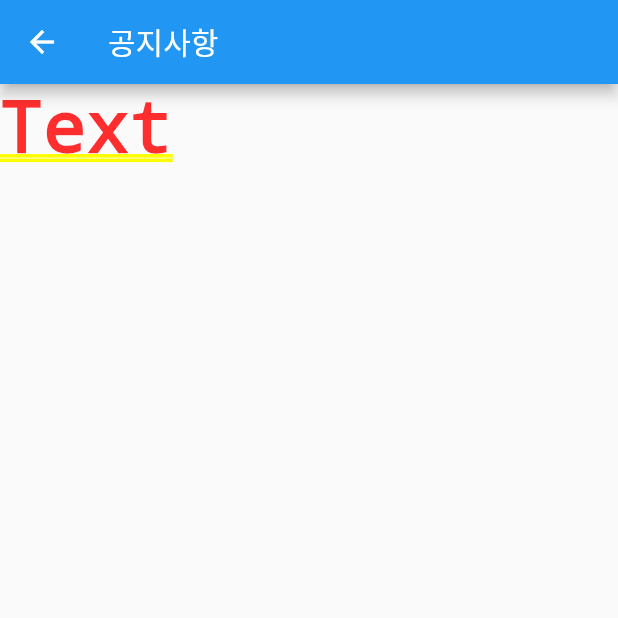
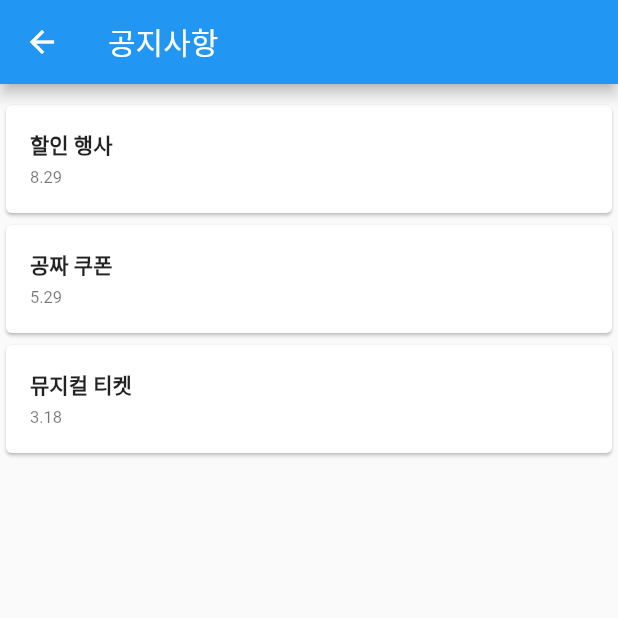
Before and after one commit to yunsuhan0107/bundle-eats, a Flutter app: the AnnouncementPage screen opened directly, on a phone screen of 412 x 824 dp, the top half of it. Run offline on Flutter 3.47's test engine with Material 2 defaults, Android fonts, the phone set to English and light mode, and no system bars; our stand-ins replace babstrap_settings_screen, flutter_svg; missing offline and left inert: list_tile_switch, shared_preferences_web.

Commit message:
fixed minor stuffs and added layouts to gongji and events

```diff
--- a/lib/screens/settings/announcements.dart
+++ b/lib/screens/settings/announcements.dart
@@ -1,12 +1,66 @@
+// ignore_for_file: prefer_const_constructors, unnecessary_new
+
 import 'package:flutter/material.dart';
 
+class AnnounceInfo {
+  //--- Name Of Event
+  final String name;
+  //--- data
+  final String date;
+
+  AnnounceInfo({required this.name, required this.date});
+
+  static List<AnnounceInfo> allAnnounce() {
+    // ignore: deprecated_member_use
+    var lstOfAnnounce = <AnnounceInfo>[];
+
+    lstOfAnnounce.add(AnnounceInfo(name: "할인 행사", date: "8.29"));
+    lstOfAnnounce.add(AnnounceInfo(name: "공짜 쿠폰", date: "5.29"));
+    lstOfAnnounce.add(AnnounceInfo(name: "뮤지컬 티켓", date: "3.18"));
+    return lstOfAnnounce;
+  }
+}
+
 class Announcements extends StatelessWidget {
-  const Announcements({Key? key}) : super(key: key);
+  final List<AnnounceInfo> _allAnnounce = AnnounceInfo.allAnnounce();
+
+  Announcements({Key? key}) : super(key: key);
 
   @override
   Widget build(BuildContext context) {
-    return const MaterialApp(
-      home: Text('Text'),
+    return new Scaffold(
+        body: new Padding(
+            padding: const EdgeInsets.fromLTRB(0.0, 10.0, 0.0, 0.0),
+            child: getHomePageBody(context)));
+  }
+
+  getHomePageBody(BuildContext context) {
+    return ListView.builder(
+      itemCount: _allAnnounce.length,
+      itemBuilder: _getItemUI,
+      padding: const EdgeInsets.all(0.0),
     );
   }
+
+  Widget _getItemUI(BuildContext context, int index) {
+    return new Card(
+        child: new Column(
+      children: <Widget>[
+        new ListTile(
+          title: new Text(
+            _allAnnounce[index].name,
+            style: new TextStyle(fontSize: 14.0, fontWeight: FontWeight.bold),
+          ),
+          subtitle: new Column(
+              mainAxisAlignment: MainAxisAlignment.start,
+              crossAxisAlignment: CrossAxisAlignment.start,
+              children: <Widget>[
+                new Text(_allAnnounce[index].date,
+                    style: new TextStyle(
+                        fontSize: 11.0, fontWeight: FontWeight.normal)),
+              ]),
+        )
+      ],
+    ));
+  }
 }
--- a/lib/screens/settings/settings.dart
+++ b/lib/screens/settings/settings.dart
@@ -14,21 +14,21 @@ import 'user_settings.dart';
 class MySettings extends StatelessWidget {
   List<Menus> menus = [
     Menus(
-      menu: '프로필',
+      menu: "프로필",
     ),
     Menus(
-      menu: '공지사항',
+      menu: "공지사항",
     ),
     Menus(
-      menu: '이벤트',
+      menu: "이벤트",
     ),
     Menus(
-      menu: '환경설정',
+      menu: "환경설정",
     ),
     Menus(
-      menu: '약관',
+      menu: "약관",
     ),
-    Menus(menu: '버그 신고'),
+    Menus(menu: "버그 신고"),
   ];
 
   @override
@@ -46,9 +46,14 @@ class MySettings extends StatelessWidget {
                 radius: 20,
                 backgroundColor: Colors.blue,
               ), //need to add image source
+              title: Text(
+                menus[index].menu,
+                style: const TextStyle(
+                    fontSize: 14.0, fontWeight: FontWeight.bold),
+              ),
               trailing: const Icon(Icons.arrow_forward),
               onTap: () {
-                if (menus[index].menu == '프로필') {
+                if (menus[index].menu == "프로필") {
                   Navigator.push(
                     context,
                     MaterialPageRoute(
@@ -56,7 +61,7 @@ class MySettings extends StatelessWidget {
                     ),
                   );
                 }
-                if (menus[index].menu == '공지사항') {
+                if (menus[index].menu == "공지사항") {
                   Navigator.push(
                     context,
                     MaterialPageRoute(
@@ -64,7 +69,7 @@ class MySettings extends StatelessWidget {
                     ),
                   );
                 }
-                if (menus[index].menu == '이벤트') {
+                if (menus[index].menu == "이벤트") {
                   Navigator.push(
                     context,
                     MaterialPageRoute(
@@ -72,7 +77,7 @@ class MySettings extends StatelessWidget {
                     ),
                   );
                 }
-                if (menus[index].menu == '환경설정') {
+                if (menus[index].menu == "환경설정") {
                   Navigator.push(
                     context,
                     MaterialPageRoute(
@@ -80,7 +85,7 @@ class MySettings extends StatelessWidget {
                     ),
                   );
                 }
-                if (menus[index].menu == '약관') {
+                if (menus[index].menu == "약관") {
                   Navigator.push(
                     context,
                     MaterialPageRoute(
@@ -88,7 +93,7 @@ class MySettings extends StatelessWidget {
                     ),
                   );
                 }
-                if (menus[index].menu == '버그 신고') {
+                if (menus[index].menu == "버그 신고") {
                   Navigator.push(
                     context,
                     MaterialPageRoute(
@@ -136,7 +141,7 @@ class AnnouncementPage extends StatelessWidget {
         appBar: AppBar(
           title: const Text("공지사항"),
         ), //AppBar
-        body: const Announcements()); //scaffold
+        body: Announcements()); //scaffold
   }
 }
 
@@ -149,7 +154,7 @@ class EventPage extends StatelessWidget {
         appBar: AppBar(
           title: const Text("이벤트"),
         ), //AppBar
-        body: const Events()); //scaffold
+        body: Events()); //scaffold
   }
 }
 
```
Also changed, not shown: lib/screens/settings/events.dart (+77 -3 lines), assets/event1.png (added), assets/event2.png (added), assets/event3.png (added), 3 other files.
